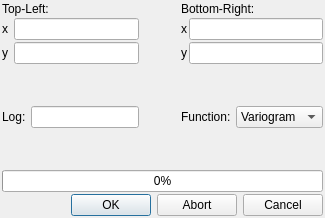
kofes/satelliteQt, file vardialog.ui: the form before one commit.
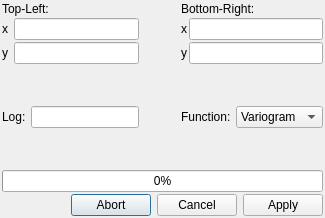
The form after the commit.

Patch:
```diff
--- a/vardialog.ui
+++ b/vardialog.ui
@@ -245,7 +245,10 @@
       <enum>Qt::Horizontal</enum>
      </property>
      <property name="standardButtons">
-      <set>QDialogButtonBox::Abort|QDialogButtonBox::Cancel|QDialogButtonBox::Ok</set>
+      <set>QDialogButtonBox::Abort|QDialogButtonBox::Apply|QDialogButtonBox::Cancel</set>
+     </property>
+     <property name="centerButtons">
+      <bool>false</bool>
      </property>
     </widget>
    </item>
```
Left out of the diff: 20 changed lines with no effect on the pictures.
